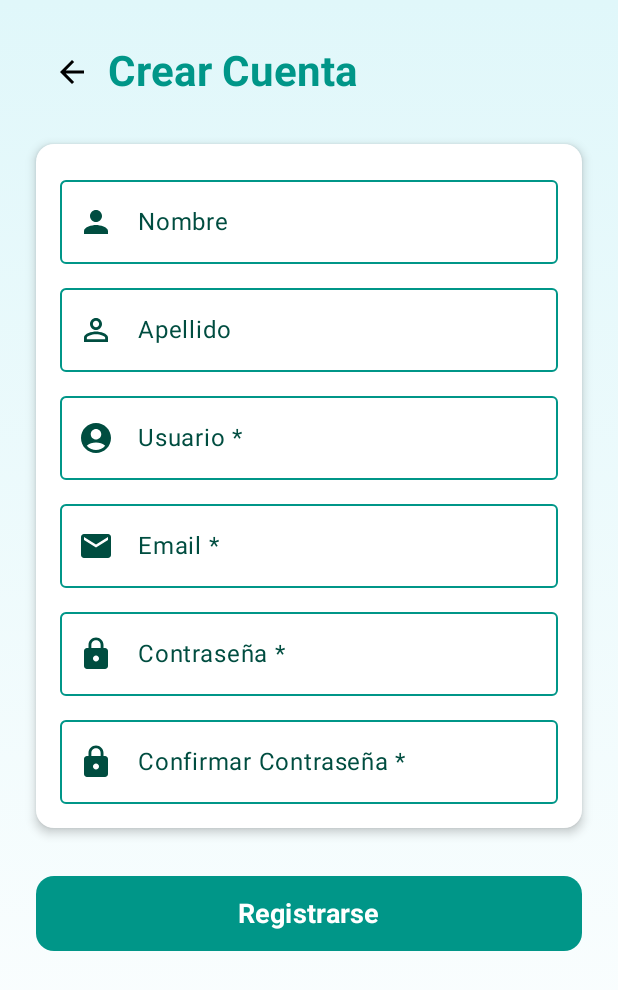
After one commit to um-programacion-ii/programacion-2-2025-trabajo-final-JuanAlejoP, an Android app built with Jetpack Compose: the composable RegisterScreen shown on its own in the app's theme, on a phone screen of 412 x 824 dp. The commit adds this screen. Shown: the top 990 px of the screen. Run offline under Robolectric (Android 15) with nearby library versions, the phone set to English and light mode, and no system bars.

Commit message:
feature: Implementación de registro de usuarios (backend auto-activación + pantalla móvil)

```diff
--- /dev/null
+++ b/movil/composeApp/src/commonMain/kotlin/com/juanalejop/movil/ui/screens/RegisterScreen.kt
@@ -0,0 +1,174 @@
+package com.juanalejop.movil.ui.screens
+
+import androidx.compose.foundation.background
+import androidx.compose.foundation.isSystemInDarkTheme
+import androidx.compose.foundation.layout.*
+import androidx.compose.foundation.rememberScrollState
+import androidx.compose.foundation.shape.RoundedCornerShape
+import androidx.compose.foundation.text.KeyboardOptions
+import androidx.compose.foundation.verticalScroll
+import androidx.compose.material.icons.Icons
+import androidx.compose.material.icons.automirrored.filled.ArrowBack
+import androidx.compose.material.icons.filled.*
+import androidx.compose.material3.*
+import androidx.compose.runtime.*
+import androidx.compose.ui.Alignment
+import androidx.compose.ui.Modifier
+import androidx.compose.ui.graphics.Brush
+import androidx.compose.ui.graphics.Color
+import androidx.compose.ui.text.font.FontWeight
+import androidx.compose.ui.text.input.ImeAction
+import androidx.compose.ui.text.input.KeyboardType
+import androidx.compose.ui.text.input.PasswordVisualTransformation
+import androidx.compose.ui.unit.dp
+import androidx.compose.ui.unit.sp
+import androidx.lifecycle.viewmodel.compose.viewModel
+import com.juanalejop.movil.ui.viewmodel.RegisterViewModel
+
+@Composable
+fun RegisterScreen(
+    onBack: () -> Unit,
+    onRegisterSuccess: () -> Unit,
+    viewModel: RegisterViewModel = viewModel()
+) {
+    LaunchedEffect(Unit) {
+        viewModel.resetState()
+    }
+
+    val isDark = isSystemInDarkTheme()
+    val gradientTop = if (isDark) com.juanalejop.movil.ui.theme.DeepOcean else com.juanalejop.movil.ui.theme.SoftTeal
+    val gradientBottom = MaterialTheme.colorScheme.background
+
+    Box(
+        modifier = Modifier
+            .fillMaxSize()
+            .background(Brush.verticalGradient(listOf(gradientTop, gradientBottom)))
+    ) {
+        Column(
+            modifier = Modifier
+                .fillMaxSize()
+                .padding(24.dp)
+                .verticalScroll(rememberScrollState()),
+            horizontalAlignment = Alignment.CenterHorizontally
+        ) {
+            Row(
+                modifier = Modifier.fillMaxWidth(),
+                verticalAlignment = Alignment.CenterVertically
+            ) {
+                IconButton(onClick = onBack) {
+                    Icon(Icons.AutoMirrored.Filled.ArrowBack, contentDescription = "Volver")
+                }
+                Text(
+                    text = "Crear Cuenta",
+                    style = MaterialTheme.typography.headlineMedium,
+                    fontWeight = FontWeight.Bold,
+                    color = MaterialTheme.colorScheme.primary
+                )
+            }
+
+            Spacer(modifier = Modifier.height(24.dp))
+
+            Card(
+                elevation = CardDefaults.cardElevation(defaultElevation = 4.dp),
+                shape = RoundedCornerShape(12.dp),
+                colors = CardDefaults.cardColors(containerColor = MaterialTheme.colorScheme.surface)
+            ) {
+                Column(modifier = Modifier.padding(16.dp)) {
+
+                    OutlinedTextField(
+                        value = viewModel.firstName,
+                        onValueChange = { viewModel.firstName = it },
+                        label = { Text("Nombre") },
+                        leadingIcon = { Icon(Icons.Default.Person, null) },
+                        modifier = Modifier.fillMaxWidth(),
+                        singleLine = true
+                    )
+                    Spacer(modifier = Modifier.height(8.dp))
+
+                    OutlinedTextField(
+                        value = viewModel.lastName,
+                        onValueChange = { viewModel.lastName = it },
+                        label = { Text("Apellido") },
+                        leadingIcon = { Icon(Icons.Default.PersonOutline, null) },
+                        modifier = Modifier.fillMaxWidth(),
+                        singleLine = true
+                    )
+                    Spacer(modifier = Modifier.height(8.dp))
+
+                    OutlinedTextField(
+                        value = viewModel.username,
+                        onValueChange = { viewModel.username = it },
+                        label = { Text("Usuario *") },
+                        leadingIcon = { Icon(Icons.Default.AccountCircle, null) },
+                        modifier = Modifier.fillMaxWidth(),
+                        singleLine = true
+                    )
+                    Spacer(modifier = Modifier.height(8.dp))
+
+                    OutlinedTextField(
+                        value = viewModel.email,
+                        onValueChange = { viewModel.email = it },
+                        label = { Text("Email *") },
+                        leadingIcon = { Icon(Icons.Default.Email, null) },
+                        modifier = Modifier.fillMaxWidth(),
+                        singleLine = true,
+                        keyboardOptions = KeyboardOptions(keyboardType = KeyboardType.Email)
+                    )
+                    Spacer(modifier = Modifier.height(8.dp))
+
+                    OutlinedTextField(
+                        value = viewModel.password,
+                        onValueChange = { viewModel.password = it },
+                        label = { Text("Contraseña *") },
+                        leadingIcon = { Icon(Icons.Default.Lock, null) },
+                        modifier = Modifier.fillMaxWidth(),
+                        singleLine = true,
+                        visualTransformation = PasswordVisualTransformation(),
+                        keyboardOptions = KeyboardOptions(keyboardType = KeyboardType.Password)
+                    )
+                    Spacer(modifier = Modifier.height(8.dp))
+
+                    OutlinedTextField(
+                        value = viewModel.confirmPassword,
+                        onValueChange = { viewModel.confirmPassword = it },
+                        label = { Text("Confirmar Contraseña *") },
+                        leadingIcon = { Icon(Icons.Default.Lock, null) },
+                        modifier = Modifier.fillMaxWidth(),
+                        singleLine = true,
+                        visualTransformation = PasswordVisualTransformation(),
+                        keyboardOptions = KeyboardOptions(keyboardType = KeyboardType.Password, imeAction = ImeAction.Done)
+                    )
+                }
+            }
+
+            if (viewModel.errorMessage != null) {
+                Spacer(modifier = Modifier.height(16.dp))
+                Card(colors = CardDefaults.cardColors(containerColor = MaterialTheme.colorScheme.errorContainer)) {
+                    Text(
+                        text = viewModel.errorMessage!!,
+                        color = MaterialTheme.colorScheme.onErrorContainer,
+                        style = MaterialTheme.typography.bodyMedium,
+                        modifier = Modifier.padding(8.dp)
+                    )
+                }
+            }
+
+            Spacer(modifier = Modifier.height(32.dp))
+
+            Button(
+                onClick = { viewModel.onRegisterClick(onRegisterSuccess) },
+                enabled = !viewModel.isLoading,
+                modifier = Modifier.fillMaxWidth().height(50.dp),
+                shape = RoundedCornerShape(12.dp)
+            ) {
+                if (viewModel.isLoading) {
+                    CircularProgressIndicator(color = Color.White, modifier = Modifier.size(24.dp))
+                } else {
+                    Text("Registrarse", fontSize = 18.sp, fontWeight = FontWeight.Bold)
+                }
+            }
+
+            Spacer(modifier = Modifier.height(24.dp))
+        }
+    }
+}
--- /dev/null
+++ b/movil/composeApp/src/commonMain/kotlin/com/juanalejop/movil/ui/viewmodel/RegisterViewModel.kt
@@ -0,0 +1,73 @@
+package com.juanalejop.movil.ui.viewmodel
+
+import androidx.compose.runtime.getValue
+import androidx.compose.runtime.mutableStateOf
+import androidx.compose.runtime.setValue
+import androidx.lifecycle.ViewModel
+import androidx.lifecycle.viewModelScope
+import com.juanalejop.movil.data.model.RegisterRequest
+import com.juanalejop.movil.data.network.AuthRepository
+import kotlinx.coroutines.launch
+
+class RegisterViewModel : ViewModel() {
+    private val authRepository = AuthRepository()
+
+    var firstName by mutableStateOf("")
+    var lastName by mutableStateOf("")
+    var username by mutableStateOf("")
+    var email by mutableStateOf("")
+    var password by mutableStateOf("")
+    var confirmPassword by mutableStateOf("")
+
+    var isLoading by mutableStateOf(false)
+    var errorMessage by mutableStateOf<String?>(null)
+
+    fun onRegisterClick(onSuccess: () -> Unit) {
+        if (username.isBlank() || email.isBlank() || password.isBlank()) {
+            errorMessage = "Completa los campos obligatorios (*)"
+            return
+        }
+        if (password != confirmPassword) {
+            errorMessage = "Las contraseñas no coinciden"
+            return
+        }
+        if (password.length < 4) {
+            errorMessage = "La contraseña debe tener al menos 4 caracteres"
+            return
+        }
+
+        viewModelScope.launch {
+            isLoading = true
+            errorMessage = null
+
+            val request = RegisterRequest(
+                login = username,
+                email = email,
+                password = password,
+                firstName = firstName,
+                lastName = lastName
+            )
+
+            authRepository.register(request)
+                .onSuccess {
+                    isLoading = false
+                    onSuccess()
+                }
+                .onFailure {
+                    isLoading = false
+                    errorMessage = "Error al registrar. Revisa si el usuario o email ya existen."
+                }
+        }
+    }
+
+    fun resetState() {
+        firstName = ""
+        lastName = ""
+        username = ""
+        email = ""
+        password = ""
+        confirmPassword = ""
+        errorMessage = null
+        isLoading = false
+    }
+}
```
Also changed, not shown: backend/src/main/java/com/juanalejop/backend/service/UserService.java (+9 -3 lines), movil/composeApp/src/commonMain/kotlin/com/juanalejop/movil/App.kt (+12 -2 lines), movil/composeApp/src/commonMain/kotlin/com/juanalejop/movil/data/model/AuthModels.kt (+10 -0 lines), movil/composeApp/src/commonMain/kotlin/com/juanalejop/movil/data/network/AuthRepository.kt (+21 -4 lines), movil/composeApp/src/commonMain/kotlin/com/juanalejop/movil/ui/screens/LoginScreen.kt (+11 -0 lines).
